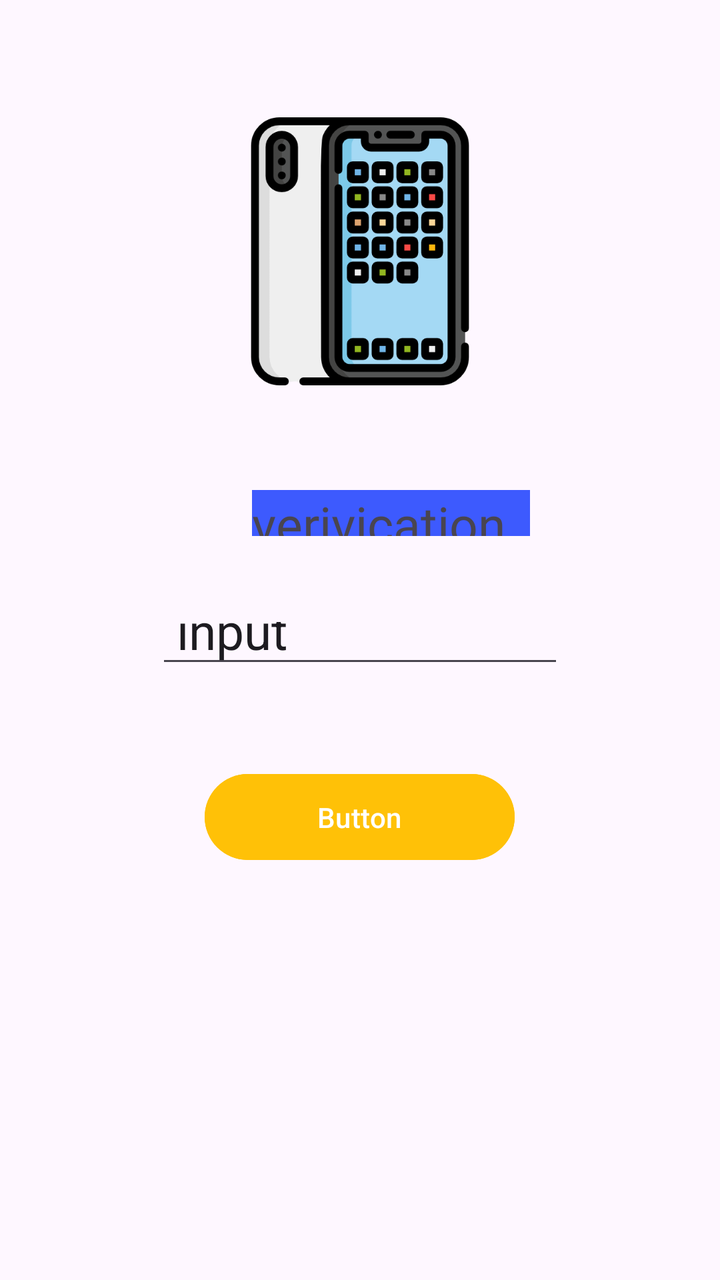
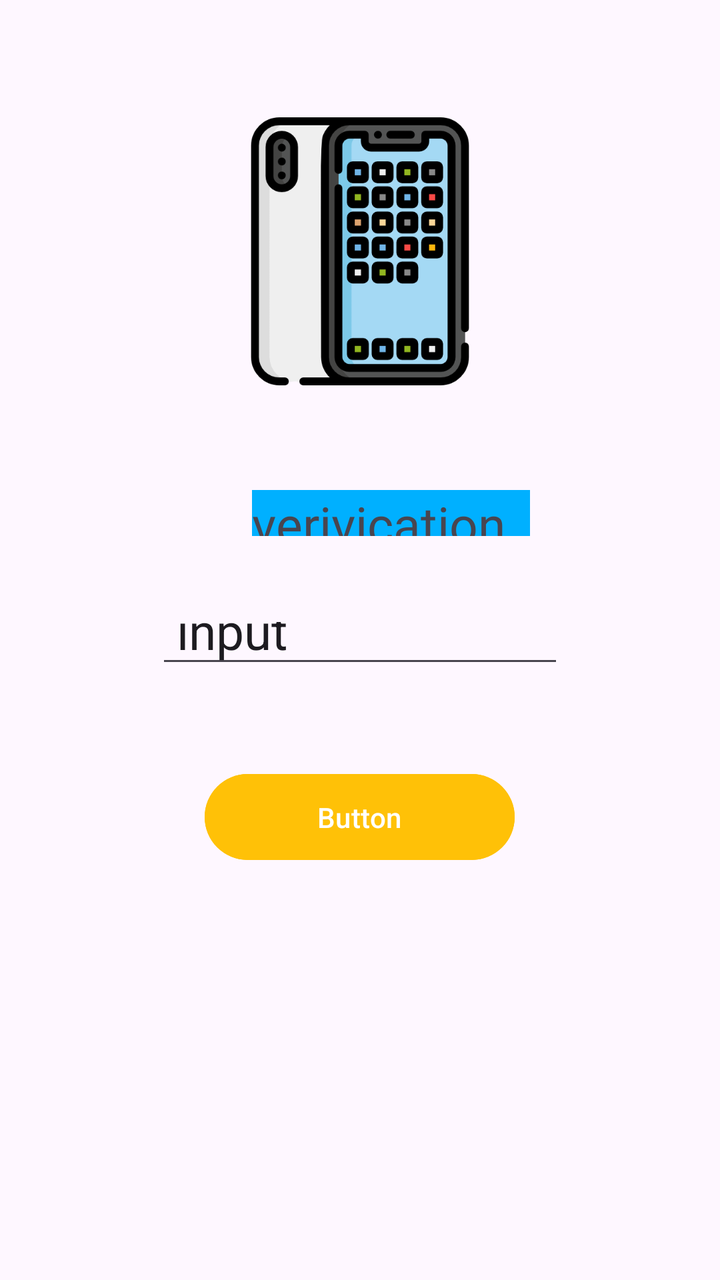

Two renders of the same Android screen: before a commit and after it. Below are the layout's source before the change and the commit's diff.
<!-- AndroidManifest.xml: application theme Theme.Jupiter_mirna -->
<!-- res/layout/activity_third.xml -->
<?xml version="1.0" encoding="utf-8"?>
<androidx.constraintlayout.widget.ConstraintLayout xmlns:android="http://schemas.android.com/apk/res/android"
    xmlns:app="http://schemas.android.com/apk/res-auto"
    xmlns:tools="http://schemas.android.com/tools"
    android:id="@+id/main"
    android:layout_width="match_parent"
    android:layout_height="match_parent"
    tools:context=".Pertemuan3.ThirdActivity">

    <Button
        android:id="@+id/BtnKirim"
        android:layout_width="155dp"
        android:layout_height="51dp"
        android:layout_marginHorizontal="80sp"
        android:layout_marginVertical="20sp"
        android:backgroundTint="#FFC107"
        android:text="Button"
        app:layout_constraintBottom_toBottomOf="parent"
        app:layout_constraintEnd_toEndOf="parent"
        app:layout_constraintHorizontal_bias="0.498"
        app:layout_constraintStart_toStartOf="parent"
        app:layout_constraintTop_toBottomOf="@+id/inputNoTujuan"
        app:layout_constraintVertical_bias="0.115" />

    <EditText
        android:id="@+id/inputNoTujuan"
        android:layout_width="204dp"
        android:layout_height="38dp"
        android:ems="10"
        android:inputType="text"
        android:text=" input "
        android:textSize="25sp"
        app:layout_constraintBottom_toBottomOf="parent"
        app:layout_constraintEnd_toEndOf="parent"
        app:layout_constraintStart_toStartOf="parent"
        app:layout_constraintTop_toTopOf="parent" />

    <ImageView
        android:id="@+id/imageView"
        android:layout_width="134dp"
        android:layout_height="144dp"
        app:layout_constraintBottom_toBottomOf="parent"
        app:layout_constraintEnd_toEndOf="parent"
        app:layout_constraintStart_toStartOf="parent"
        app:layout_constraintTop_toTopOf="parent"
        app:layout_constraintVertical_bias="0.108"
        app:srcCompat="@drawable/iphone" />

    <TextView
        android:id="@+id/verif"
        android:layout_width="139dp"
        android:layout_height="23dp"
        android:background="#3D5AFE"
        android:fontFamily="@font/cweyons_regular"
        android:text="@string/verif"
        android:textSize="25sp"
        app:layout_constraintBottom_toBottomOf="parent"
        app:layout_constraintEnd_toEndOf="parent"
        app:layout_constraintHorizontal_bias="0.57"
        app:layout_constraintStart_toStartOf="parent"
        app:layout_constraintTop_toBottomOf="@+id/imageView"
        app:layout_constraintVertical_bias="0.113" />

</androidx.constraintlayout.widget.ConstraintLayout>
<!-- resources referenced by this layout -->
<resources>
  <!-- drawable iphone: png bitmap (drawable, 30028 bytes) -->
  <string name="verif">verivication </string>
  <style name="Theme.Jupiter_mirna" parent="Base.Theme.Jupiter_mirna" />
  <style name="Base.Theme.Jupiter_mirna" parent="Theme.Material3.DayNight.NoActionBar">
          
          
      </style>
</resources>

<!-- the commit's change to res/layout/activity_third.xml (unified diff, before → after) -->
@@ -50,7 +50,7 @@
         android:id="@+id/verif"
         android:layout_width="139dp"
         android:layout_height="23dp"
-        android:background="#3D5AFE"
+        android:background="#00B0FF"
         android:fontFamily="@font/cweyons_regular"
         android:text="@string/verif"
         android:textSize="25sp"
